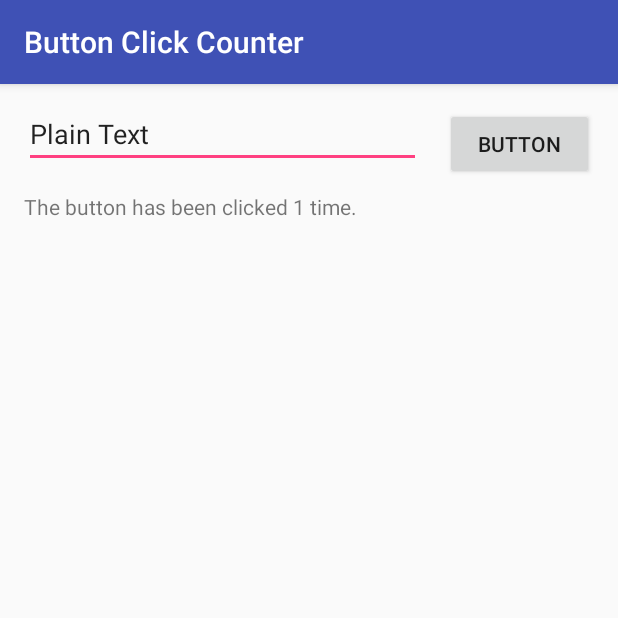
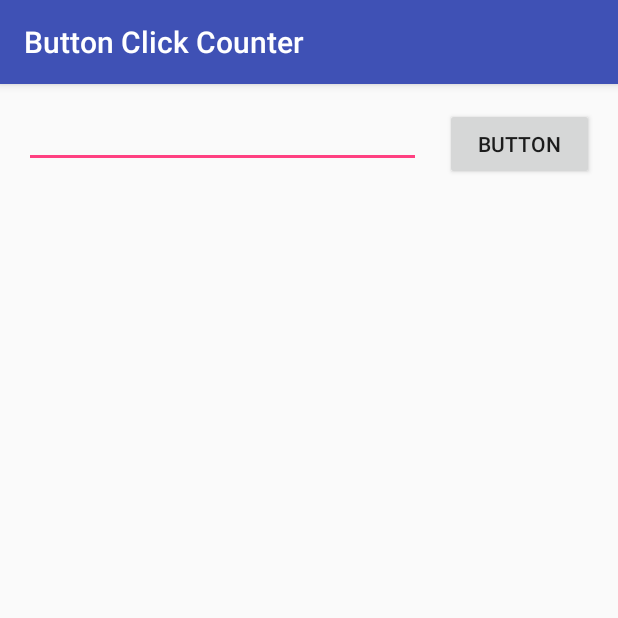
Before and after one commit to cajogos/android-course, an Android app: the screen it shows after launch (MainActivity), after a tap on "BUTTON", on a phone screen of 412 x 824 dp, the top half of it. Run offline under Robolectric (Android 15) with nearby library versions, the phone set to English and light mode, and no system bars.

Commit message:
Section 4: Button Click Counter App

```diff
--- a/ButtonClickCounter/app/src/main/java/fyi/carlos/buttonclickcounter/MainActivity.java
+++ b/ButtonClickCounter/app/src/main/java/fyi/carlos/buttonclickcounter/MainActivity.java
@@ -3,6 +3,7 @@ package fyi.carlos.buttonclickcounter;
 import android.os.Bundle;
 import android.support.v7.app.AppCompatActivity;
 import android.text.method.ScrollingMovementMethod;
+import android.util.Log;
 import android.view.View;
 import android.widget.Button;
 import android.widget.EditText;
@@ -12,19 +13,24 @@ public class MainActivity extends AppCompatActivity {
 
     private EditText editText;
     private TextView textView;
-    private Button button;
 
-    private int numTimesClicked = 0;
+    // logt in android studio live template
+    private static final String TAG = "MainActivity";
+
+    private final String TEXT_CONTENTS = "TextContents";
 
     @Override
     protected void onCreate(Bundle savedInstanceState) {
+        Log.d(TAG, "onCreate: in");
+
         super.onCreate(savedInstanceState);
         setContentView(R.layout.activity_main);
 
         editText = (EditText) findViewById(R.id.editText);
         textView = (TextView) findViewById(R.id.textView);
-        button = (Button) findViewById(R.id.button);
+        Button button = (Button) findViewById(R.id.button);
 
+        editText.setText("");
         textView.setText("");
 
         // Making text view scrollable
@@ -33,12 +39,82 @@ public class MainActivity extends AppCompatActivity {
         View.OnClickListener ourOnClickListener = new View.OnClickListener() {
             @Override
             public void onClick(View v) {
-                numTimesClicked++;
-                String result = "The button has been clicked " + numTimesClicked + " " + ((numTimesClicked == 1) ? "time" : "times") + ".\n";
+//                numTimesClicked++;
+//                String result = "The button has been clicked " + numTimesClicked + " " + ((numTimesClicked == 1) ? "time" : "times") + ".\n";
+//                textView.append(result);
+                String result = editText.getText().toString();
+                result += "\n";
                 textView.append(result);
+                editText.setText("");
             }
         };
 
         button.setOnClickListener(ourOnClickListener);
+
+        Log.d(TAG, "onCreate: out");
+    }
+
+    @Override
+    protected void onStart() {
+        Log.d(TAG, "onStart: in");
+        super.onStart();
+        Log.d(TAG, "onStart: out");
+    }
+
+    @Override
+    protected void onRestoreInstanceState(Bundle savedInstanceState) {
+        Log.d(TAG, "onRestoreInstanceState: in");
+
+        super.onRestoreInstanceState(savedInstanceState); // Super called first to retrieved contents
+        String savedString = savedInstanceState.getString(TEXT_CONTENTS);
+        textView.setText(savedString);
+
+        Log.d(TAG, "onRestoreInstanceState: out");
+    }
+
+    @Override
+    protected void onResume() {
+        Log.d(TAG, "onResume: in");
+        super.onResume();
+        Log.d(TAG, "onResume: out");
+    }
+
+    @Override
+    protected void onPause() {
+        Log.d(TAG, "onPause: in");
+        super.onPause();
+        Log.d(TAG, "onPause: out");
+    }
+
+    @Override
+    protected void onSaveInstanceState(Bundle outState) {
+        Log.d(TAG, "onSaveInstanceState: in");
+
+        // Save information in state
+        outState.putString(TEXT_CONTENTS, textView.getText().toString());
+        super.onSaveInstanceState(outState); // Super called afterwards as it is what handles the contents
+
+        Log.d(TAG, "onSaveInstanceState: out");
+    }
+
+    @Override
+    protected void onRestart() {
+        Log.d(TAG, "onRestart: in");
+        super.onRestart();
+        Log.d(TAG, "onRestart: out");
+    }
+
+    @Override
+    protected void onStop() {
+        Log.d(TAG, "onStop: in");
+        super.onStop();
+        Log.d(TAG, "onStop: out");
+    }
+
+    @Override
+    protected void onDestroy() {
+        Log.d(TAG, "onDestroy: in");
+        super.onDestroy();
+        Log.d(TAG, "onDestroy: out");
     }
 }
```
Also changed, not shown: 1 other file.
